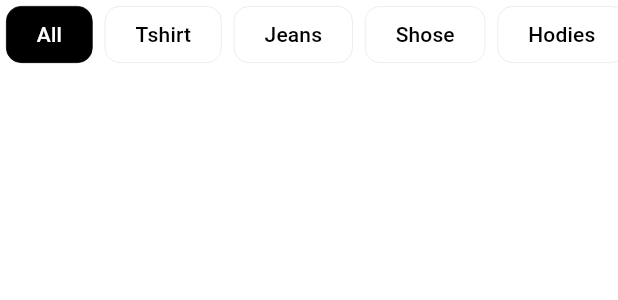
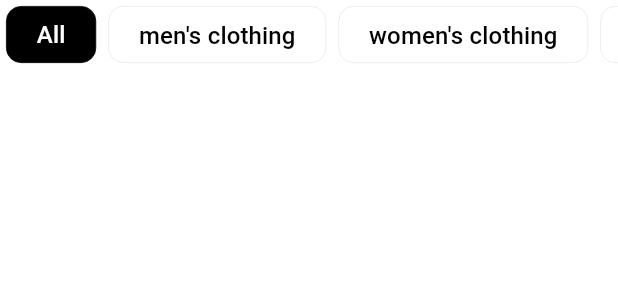
Before and after one commit to Selim513/e_commerce_fitmode, a Flutter app: the CategoriesButtonSection widget shown alone on an empty page, opened directly, on a phone screen of 412 x 824 dp. Shown: the top 300 px of the screen. Run offline on Flutter 3.47's test engine with Material 3 defaults, Android fonts, the phone set to English and light mode, and no system bars; drawn by our look-alikes of buttons_tabbar; our stand-ins replace dio, either_dart, fluentui_system_icons, flutter_bloc, flutter_rating_bar, flutter_svg and 6 more; missing offline and left inert: linear_progress_bar; accounts and stored records are empty; network calls fail.

Commit message:
fetch product by Categories and fix some issue

```diff
--- a/lib/core/utils/api_services.dart
+++ b/lib/core/utils/api_services.dart
@@ -2,6 +2,7 @@ import 'package:dio/dio.dart';
 
 class ApiServices {
   final String baseUrl = 'https://fakestoreapi.com/';
+  final String baseUrlCategory = 'https://fakestoreapi.com/products/category/';
   final Dio dio;
 
   ApiServices(this.dio);
@@ -10,4 +11,9 @@ class ApiServices {
     final res = await dio.get('$baseUrl$endPoint');
     return res.data;
   }
+
+  Future<List<dynamic>> getByCategories({required String category}) async {
+    final res = await dio.get('$baseUrlCategory$category');
+    return res.data;
+  }
 }
--- a/lib/features/home/data/repo/home_repo.dart
+++ b/lib/features/home/data/repo/home_repo.dart
@@ -4,4 +4,5 @@ import 'package:either_dart/either.dart';
 
 abstract class HomeRepo {
   Future<Either<Failure, List<ProductsModel>>> fetchAllProducts();
+  Future<Either<Failure, List<ProductsModel>>> fetchByCategories({required String category});
 }
--- a/lib/features/home/presentation/views/home_view.dart
+++ b/lib/features/home/presentation/views/home_view.dart
@@ -1,6 +1,6 @@
 import 'package:e_commerce_fitmode/core/utils/services_locator.dart';
 import 'package:e_commerce_fitmode/features/home/data/repo/home_repo_impl.dart';
-import 'package:e_commerce_fitmode/features/home/presentation/views/home_cubit/home_cubit.dart';
+import 'package:e_commerce_fitmode/features/home/presentation/views/manger/get_all_products_cubit.dart/home_cubit.dart';
 import 'package:flutter/material.dart';
 import 'package:flutter_bloc/flutter_bloc.dart';
 
@@ -13,7 +13,7 @@ class HomeView extends StatelessWidget {
   Widget build(BuildContext context) {
     return Scaffold(
       body: BlocProvider(
-        create: (context) => AllProductCubit(getIt.get<HomeRepoImpl>()),
+        create: (context) => ProductsCubit(getIt.get<HomeRepoImpl>()),
         child: const HomeViewBody(),
       ),
     );
--- /dev/null
+++ b/lib/features/home/presentation/views/manger/get_all_products_cubit.dart/home_state_cubit.dart
@@ -0,0 +1,19 @@
+import 'package:e_commerce_fitmode/features/home/data/home_model/products_model/products_model.dart';
+
+abstract class ProductState {}
+
+class ProductInitialState extends ProductState {}
+
+class ProductsSuccessState extends ProductState {
+  final List<ProductsModel> products;
+
+  ProductsSuccessState({required this.products});
+}
+
+class ProductsFailureState extends ProductState {
+  final String errMessage;
+
+  ProductsFailureState({required this.errMessage});
+}
+
+class ProductLoadingState extends ProductState {}
--- a/lib/features/home/presentation/views/widgets/categories_button_section.dart
+++ b/lib/features/home/presentation/views/widgets/categories_button_section.dart
@@ -1,6 +1,9 @@
 import 'package:buttons_tabbar/buttons_tabbar.dart';
 import 'package:e_commerce_fitmode/core/utils/app_colors.dart';
+import 'package:e_commerce_fitmode/core/utils/app_fonts.dart';
+import 'package:e_commerce_fitmode/features/home/presentation/views/manger/get_all_products_cubit.dart/home_cubit.dart';
 import 'package:flutter/material.dart';
+import 'package:flutter_bloc/flutter_bloc.dart';
 
 class CategoriesButtonSection extends StatelessWidget {
   const CategoriesButtonSection({super.key});
@@ -17,21 +20,43 @@ class CategoriesButtonSection extends StatelessWidget {
           unselectedBorderColor: AppColors.greycolor,
           radius: 10,
           borderWidth: 0.5,
+          labelStyle: AppFontStyle.reqgularFont.copyWith(color: Colors.white),
+          unselectedLabelStyle: AppFontStyle.reqgularFont,
+          onTap: (p0) {
+            print(p0);
+            if (p0 == 0) {
+              context.read<ProductsCubit>().getAllProduct();
+              // context
+              //     .read<ProductsCubit>()
+              //     .getByCategories(category: 'electronics');
+            } else {
+              final categories = [
+                'men\'s clothing',
+                'women\'s clothing',
+                'electronics',
+                'jewelery'
+              ];
+
+              context
+                  .read<ProductsCubit>()
+                  .getByCategories(category: categories[p0 - 1]);
+            }
+          },
           tabs: const [
             Tab(
               text: 'All',
             ),
             Tab(
-              text: 'Tshirt',
+              text: 'men\'s clothing',
             ),
             Tab(
-              text: 'Jeans',
+              text: 'women\'s clothing',
             ),
             Tab(
-              text: 'Shose',
+              text: 'electronics',
             ),
             Tab(
-              text: 'Hodies',
+              text: 'jewelery',
             ),
           ]),
     );
--- a/lib/features/home/presentation/views/widgets/home_view_body.dart
+++ b/lib/features/home/presentation/views/widgets/home_view_body.dart
@@ -1,4 +1,4 @@
-import 'package:e_commerce_fitmode/features/home/presentation/views/home_cubit/home_cubit.dart';
+import 'package:e_commerce_fitmode/features/home/presentation/views/manger/get_all_products_cubit.dart/home_cubit.dart';
 import 'package:e_commerce_fitmode/features/home/presentation/views/widgets/categories_button_section.dart';
 import 'package:e_commerce_fitmode/features/home/presentation/views/widgets/custom_home_appbar.dart';
 import 'package:e_commerce_fitmode/features/home/presentation/views/widgets/custom_home_search_section.dart';
@@ -21,7 +21,8 @@ class _HomeViewBodyState extends State<HomeViewBody> {
   void initState() {
     // TODO: implement initState
     super.initState();
-    BlocProvider.of<AllProductCubit>(context).getAllProduct();
+    BlocProvider.of<ProductsCubit>(context).getAllProduct();
+    // BlocProvider.of<ProductsCubit>(context).getByCategories();
   }
 
   @override
--- a/lib/features/search/presentation/views/widgets/custom_search_result_listview_item.dart
+++ b/lib/features/search/presentation/views/widgets/custom_search_result_listview_item.dart
@@ -1,5 +1,4 @@
 import 'package:e_commerce_fitmode/core/utils/app_fonts.dart';
-import 'package:e_commerce_fitmode/features/home/presentation/views/widgets/custom_product_image.dart';
 import 'package:flutter/cupertino.dart';
 import 'package:flutter/material.dart';
 
@@ -16,7 +15,7 @@ class CustomSearchResultListViewItem extends StatelessWidget {
       children: [
         ListTile(
           minVerticalPadding: 25,
-          leading: const CustomProductImage(),
+          // leading: const CustomProductImage(),
           title: Text(
             'Regular Fit Slogan',
             style:
```
Also changed, not shown: lib/features/home/data/repo/home_repo_impl.dart (+19 -0 lines), lib/features/home/presentation/views/home_cubit/home_cubit.dart (deleted, +0 -16 lines), lib/features/home/presentation/views/home_cubit/home_state_cubit.dart (deleted, +0 -19 lines), lib/features/home/presentation/views/manger/get_all_products_cubit.dart/home_cubit.dart (added, +23 -0 lines), lib/features/home/presentation/views/widgets/products_gridview.dart (+9 -9 lines).
